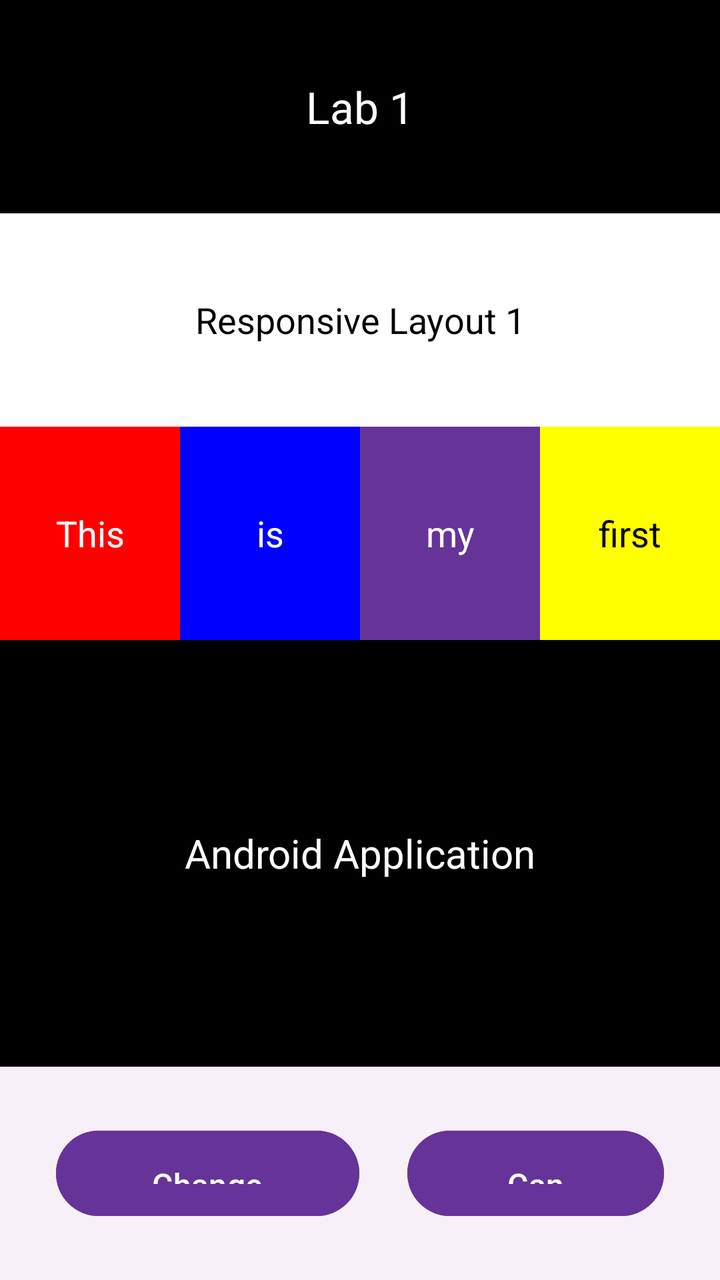
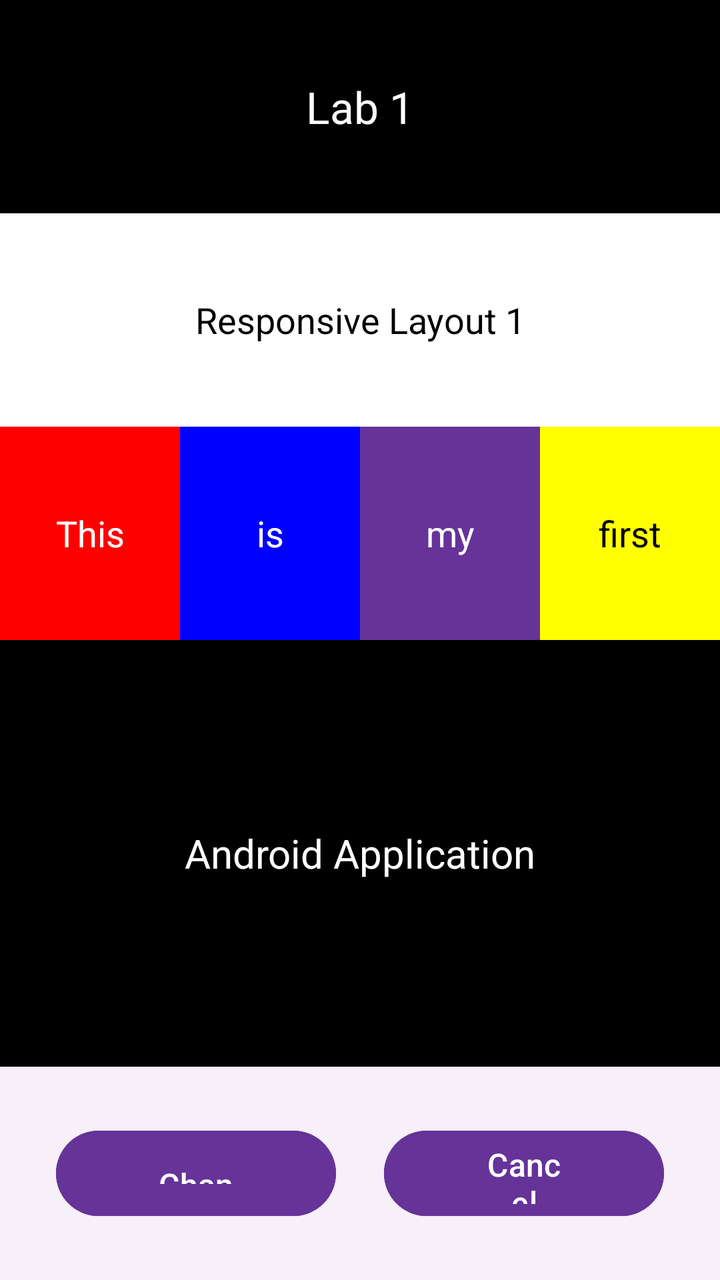

Compare the two renders of this Android layout. The source of the first and the diff that turns it into the second are given below.
<!-- AndroidManifest.xml: application theme Theme.Part1linearlayout -->
<!-- res/layout/activity_main.xml -->
<?xml version="1.0" encoding="utf-8"?>
<LinearLayout xmlns:android="http://schemas.android.com/apk/res/android"
    xmlns:tools="http://schemas.android.com/tools"
    android:id="@+id/main"
    android:layout_width="match_parent"
    android:layout_height="match_parent"
    android:background="#000000"
    android:orientation="vertical">

    <TextView
        android:layout_width="match_parent"
        android:layout_height="0dp"
        android:layout_weight="1"
        android:gravity="center"
        android:text="Lab 1"
        android:textColor="#FFFFFF"
        android:textSize="22sp"/>


    <LinearLayout
        android:layout_width="match_parent"
        android:layout_height="0dp"
        android:layout_weight="2"
        android:background="#FFFFFF"
        android:orientation="vertical">

        <TextView
            android:layout_width="match_parent"
            android:layout_height="0dp"
            android:layout_weight="1"
            android:gravity="center"
            android:text="Responsive Layout 1"
            android:textColor="#000000"
            android:textSize="18sp"/>

        <LinearLayout
            android:layout_width="match_parent"
            android:layout_height="0dp"
            android:layout_weight="1"
            android:orientation="horizontal"
            tools:ignore="NestedWeights">

            <TextView
                android:layout_width="0dp"
                android:layout_height="match_parent"
                android:layout_weight="1"
                android:background="#ff0000"
                android:gravity="center"
                android:text="This"
                android:textColor="#FFFFFF"
                android:textSize="18sp"/>
            <TextView
                android:layout_width="0dp"
                android:layout_height="match_parent"
                android:layout_weight="1"
                android:background="#0000ff"
                android:gravity="center"
                android:text="is"
                android:textColor="#FFFFFF"
                android:textSize="18sp"/>
            <TextView
                android:layout_width="0dp"
                android:layout_height="match_parent"
                android:layout_weight="1"
                android:background="#663399"
                android:gravity="center"
                android:text="my"
                android:textColor="#FFFFFF"
                android:textSize="18sp"/>
            <TextView
                android:layout_width="0dp"
                android:layout_height="match_parent"
                android:layout_weight="1"
                android:background="#ffff00"
                android:gravity="center"
                android:text="first"
                android:textColor="#000000"
                android:textSize="18sp"/>
        </LinearLayout>
    </LinearLayout>


    <TextView
        android:layout_width="match_parent"
        android:layout_height="0dp"
        android:layout_weight="2"
        android:gravity="center"
        android:text="Android Application"
        android:textColor="#FFFFFF"
        android:textSize="20sp"/>


    <LinearLayout
        android:layout_width="match_parent"
        android:layout_height="0dp"
        android:layout_weight="1"
        android:background="#F8F0F8"
        android:gravity="center"
        android:orientation="horizontal"
        android:padding="16dp">

        <Button
            android:id="@+id/btnChange"
            android:layout_width="wrap_content"
            android:layout_height="wrap_content"
            android:backgroundTint="#663399"
            android:text="Change"
            android:textColor="#FFFFFF"
            android:textSize="16sp"
            android:paddingHorizontal="48dp"
            android:paddingVertical="16dp"
            android:minHeight="48dp"
            android:gravity="center"
            android:layout_margin="12dp"/>

        <Button
            android:id="@+id/btnCancel"
            android:layout_width="wrap_content"
            android:layout_height="wrap_content"
            android:backgroundTint="#663399"
            android:text="Cancel"
            android:textColor="#FFFFFF"
            android:textSize="16sp"
            android:paddingHorizontal="48dp"
            android:paddingVertical="16dp"
            android:minHeight="48dp"
            android:gravity="center"
            android:layout_margin="12dp"/>
    </LinearLayout>
</LinearLayout>
<!-- resources referenced by this layout -->
<resources>
  <style name="Theme.Part1linearlayout" parent="Base.Theme.Part1linearlayout" />
  <style name="Base.Theme.Part1linearlayout" parent="Theme.Material3.DayNight.NoActionBar">
          
          
      </style>
</resources>

<!-- the commit's change to res/layout/activity_main.xml (unified diff, before → after) -->
@@ -101,8 +101,9 @@
 
         <Button
             android:id="@+id/btnChange"
-            android:layout_width="wrap_content"
+            android:layout_width="0dp"
             android:layout_height="wrap_content"
+            android:layout_weight="1"
             android:backgroundTint="#663399"
             android:text="Change"
             android:textColor="#FFFFFF"
@@ -112,19 +113,19 @@
             android:minHeight="48dp"
             android:gravity="center"
             android:layout_margin="12dp"/>
-
         <Button
             android:id="@+id/btnCancel"
-            android:layout_width="wrap_content"
+            android:layout_width="0dp"
             android:layout_height="wrap_content"
+            android:layout_weight="1"
             android:backgroundTint="#663399"
             android:text="Cancel"
             android:textColor="#FFFFFF"
             android:textSize="16sp"
             android:paddingHorizontal="48dp"
-            android:paddingVertical="16dp"
             android:minHeight="48dp"
             android:gravity="center"
             android:layout_margin="12dp"/>
+
     </LinearLayout>
 </LinearLayout>
